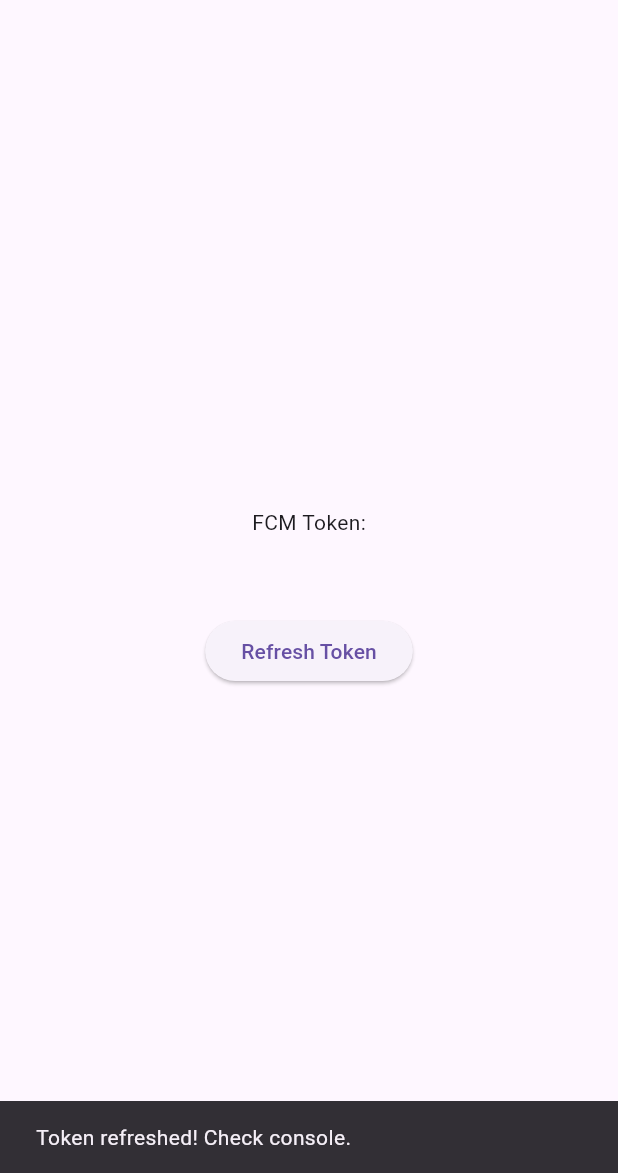
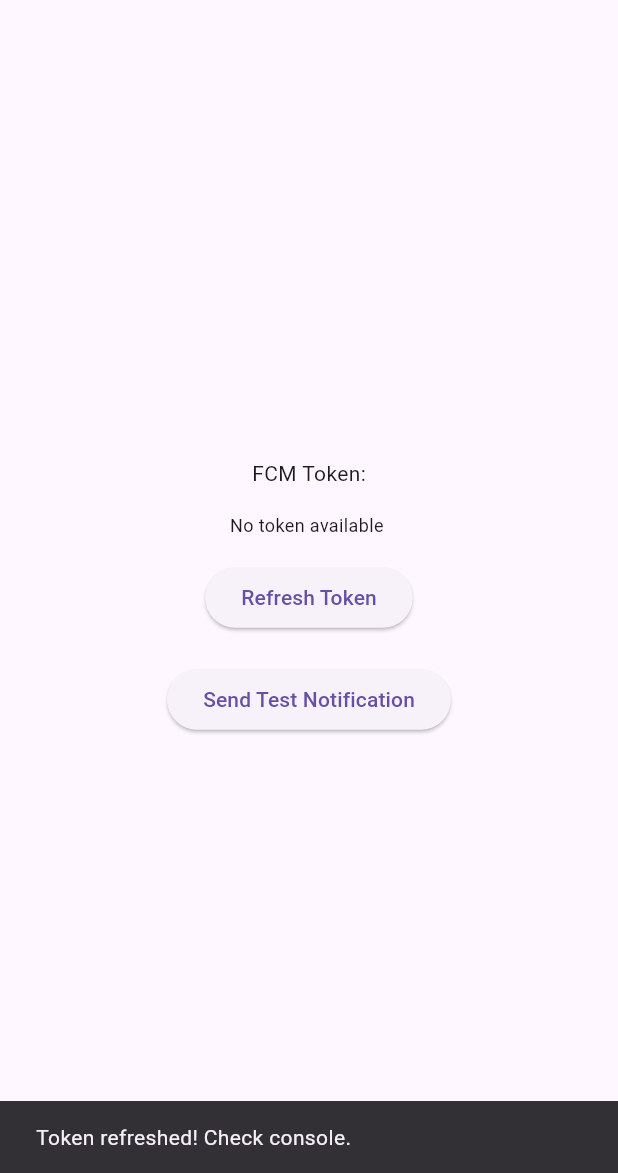
Before and after one commit to tharun9494/proj1, a Flutter app: the screen it shows after launch, after a tap on "Refresh Token", on a phone screen of 412 x 824 dp, the part 63-1236 px from its top. Run offline on Flutter 3.47's test engine with Material 3 defaults, Android fonts, the phone set to English and light mode, and no system bars; our stand-ins replace cloud_firestore, firebase_auth, firebase_core, firebase_messaging, flutter_local_notifications; missing offline and left inert: firebase_firestore; accounts and stored records are empty.

Commit message:
fix: improve FCM token handling and notification delivery

```diff
--- a/lib/main.dart
+++ b/lib/main.dart
@@ -3,43 +3,29 @@ import 'package:firebase_core/firebase_core.dart';
 import 'package:firebase_messaging/firebase_messaging.dart';
 import 'package:cloud_firestore/cloud_firestore.dart';
 import 'services/firebase_messaging_service.dart';
+import 'package:http/http.dart' as http;
 
 void main() async {
   WidgetsFlutterBinding.ensureInitialized();
+
+  try {
+    print('Initializing Firebase...');
     await Firebase.initializeApp();
+    print('Firebase initialized successfully');
 
     // Initialize Firebase Messaging Service
     final firebaseMessaging = FirebaseMessagingService();
     await firebaseMessaging.initialize();
 
-  // Get and print FCM token
-  String? token = await FirebaseMessaging.instance.getToken();
-  print('==========================================');
-  print('FCM TOKEN: $token');
-  print('==========================================');
-
-  // Manually save token to Firestore
-  if (token != null) {
-    try {
-      await FirebaseFirestore.instance.collection('fcmTokens').add({
-        'token': token,
-        'userId': 'admin',
-        'platform': 'android',
-        'updatedAt': FieldValue.serverTimestamp(),
-      });
-      print('Token manually saved to Firestore');
+    runApp(MyApp());
   } catch (e) {
-      print('Error manually saving token: $e');
+    print('ERROR initializing Firebase: $e');
+    print('Error stack trace: ${StackTrace.current}');
   }
 }
 
-  runApp(MyApp(token: token));
-}
-
 class MyApp extends StatelessWidget {
-  final String? token;
-
-  const MyApp({Key? key, this.token}) : super(key: key);
+  const MyApp({Key? key}) : super(key: key);
 
   @override
   Widget build(BuildContext context) {
@@ -48,59 +34,67 @@ class MyApp extends StatelessWidget {
       theme: ThemeData(
         primarySwatch: Colors.blue,
       ),
-      home: MyHomePage(token: token),
+      home: const MyHomePage(),
     );
   }
 }
 
 class MyHomePage extends StatelessWidget {
-  final String? token;
-
-  const MyHomePage({Key? key, this.token}) : super(key: key);
+  const MyHomePage({Key? key}) : super(key: key);
 
   @override
   Widget build(BuildContext context) {
     return Scaffold(
       appBar: AppBar(
-        title: Text('Pittas'),
+        title: const Text('Pittas'),
       ),
       body: Center(
         child: Column(
           mainAxisAlignment: MainAxisAlignment.center,
           children: [
-            Text('FCM Token:'),
-            Padding(
+            const Text('FCM Token:'),
+            StreamBuilder<String?>(
+              stream: FirebaseMessaging.instance.onTokenRefresh,
+              builder: (context, snapshot) {
+                return Padding(
                   padding: const EdgeInsets.all(16.0),
                   child: SelectableText(
-                token ?? 'No token available',
-                style: TextStyle(fontSize: 12),
+                    snapshot.data ?? 'No token available',
+                    style: const TextStyle(fontSize: 12),
                   ),
+                );
+              },
             ),
             ElevatedButton(
               onPressed: () async {
                 String? newToken = await FirebaseMessaging.instance.getToken();
                 print('New FCM Token: $newToken');
 
-                // Manually save the new token
-                if (newToken != null) {
-                  try {
-                    await FirebaseFirestore.instance.collection('fcmTokens').add({
-                      'token': newToken,
-                      'userId': 'admin',
-                      'platform': 'android',
-                      'updatedAt': FieldValue.serverTimestamp(),
-                    });
-                    print('New token manually saved to Firestore');
-                  } catch (e) {
-                    print('Error saving new token: $e');
-                  }
-                }
-
                 ScaffoldMessenger.of(context).showSnackBar(
-                  SnackBar(content: Text('Token refreshed! Check console.')),
+                  const SnackBar(content: Text('Token refreshed! Check console.')),
                 );
               },
-              child: Text('Refresh Token'),
+              child: const Text('Refresh Token'),
+            ),
+            const SizedBox(height: 20),
+            ElevatedButton(
+              onPressed: () async {
+                try {
+                  final response = await http.get(
+                    Uri.parse('https://us-central1-pittas-fb2a8.cloudfunctions.net/sendTestNotification'),
+                  );
+                  print('Test notification response: ${response.body}');
+                  ScaffoldMessenger.of(context).showSnackBar(
+                    SnackBar(content: Text('Test notification sent: ${response.body}')),
+                  );
+                } catch (e) {
+                  print('Error sending test notification: $e');
+                  ScaffoldMessenger.of(context).showSnackBar(
+                    SnackBar(content: Text('Error: $e')),
+                  );
+                }
+              },
+              child: const Text('Send Test Notification'),
             ),
           ],
         ),
--- a/lib/services/firebase_messaging_service.dart
+++ b/lib/services/firebase_messaging_service.dart
@@ -2,13 +2,15 @@ import 'package:firebase_messaging/firebase_messaging.dart';
 import 'package:flutter_local_notifications/flutter_local_notifications.dart';
 import 'package:firebase_core/firebase_core.dart';
 import 'package:cloud_firestore/cloud_firestore.dart';
+import 'package:firebase_auth/firebase_auth.dart';
+import 'package:flutter/foundation.dart';
 
 class FirebaseMessagingService {
   final FirebaseMessaging _firebaseMessaging = FirebaseMessaging.instance;
   final FlutterLocalNotificationsPlugin _flutterLocalNotificationsPlugin = FlutterLocalNotificationsPlugin();
 
   Future<void> initialize() async {
-    try {
+      try {
       print('Starting Firebase Messaging initialization...');
 
       // Request permission for iOS
@@ -28,7 +30,16 @@ class FirebaseMessagingService {
 
       if (token != null) {
         print('Attempting to save token to Firestore...');
-        await _saveTokenToFirestore(token);
+        // Get current user ID
+        final user = FirebaseAuth.instance.currentUser;
+        if (user == null) {
+          print('ERROR: No user logged in when trying to save FCM token');
+          return;
+        }
+        print('Current user ID: ${user.uid}');
+
+        // Save token with user ID
+        await _saveTokenToFirestore(token, user.uid);
       } else {
         print('WARNING: No FCM token received from Firebase!');
       }
@@ -36,7 +47,12 @@ class FirebaseMessagingService {
       // Listen for token refresh
       _firebaseMessaging.onTokenRefresh.listen((newToken) async {
         print('Token refresh detected. New token: $newToken');
-        await _saveTokenToFirestore(newToken);
+        final user = FirebaseAuth.instance.currentUser;
+        if (user != null) {
+          await _saveTokenToFirestore(newToken, user.uid);
+        } else {
+          print('ERROR: No user logged in during token refresh');
+        }
       });
 
       // Initialize local notifications
@@ -104,39 +120,58 @@ class FirebaseMessagingService {
     }
   }
 
-  Future<void> _saveTokenToFirestore(String token) async {
+  Future<void> _saveTokenToFirestore(String token, String userId) async {
     try {
       print('Starting token save process...');
       print('Token to save: $token');
+      print('User ID: $userId');
 
-      // First, check for any existing tokens
-      print('Checking for existing tokens...');
-      final existingTokensQuery = await FirebaseFirestore.instance
-          .collection('fcmTokens')
-          .where('userId', isEqualTo: 'admin')
-          .get();
-
-      print('Found ${existingTokensQuery.docs.length} existing tokens');
-
-      // Delete any old tokens
-      for (var doc in existingTokensQuery.docs) {
-        print('Deleting old token: ${doc.id}');
-        await doc.reference.delete();
-      }
-
-      // Add the new token
+      // Add the new token directly without checking for existing ones
       print('Adding new token to Firestore...');
       final docRef = await FirebaseFirestore.instance.collection('fcmTokens').add({
         'token': token,
-        'userId': 'admin',
-        'platform': 'android',
+        'userId': userId,
+        'platform': Platform.isAndroid ? 'android' : 'ios',
         'updatedAt': FieldValue.serverTimestamp(),
       });
 
       print('Token saved successfully with ID: ${docRef.id}');
+
+      // Verify the token was saved
+      final savedToken = await FirebaseFirestore.instance
+          .collection('fcmTokens')
+          .doc(docRef.id)
+          .get();
+
+      print('Verified saved token: ${savedToken.data()}');
+
+      // Clean up old tokens after successful save
+      final oldTokens = await FirebaseFirestore.instance
+          .collection('fcmTokens')
+          .where('userId', isEqualTo: userId)
+          .where('token', isNotEqualTo: token)
+          .get();
+
+      for (var doc in oldTokens.docs) {
+        print('Cleaning up old token: ${doc.id}');
+        await doc.reference.delete();
+      }
     } catch (e) {
       print('ERROR saving token to Firestore: $e');
       print('Error stack trace: ${StackTrace.current}');
+      // Try to save token again with retry
+      await Future.delayed(Duration(seconds: 2));
+      try {
+        await FirebaseFirestore.instance.collection('fcmTokens').add({
+          'token': token,
+          'userId': userId,
+          'platform': Platform.isAndroid ? 'android' : 'ios',
+          'updatedAt': FieldValue.serverTimestamp(),
+        });
+        print('Token saved successfully on retry');
+      } catch (retryError) {
+        print('ERROR saving token on retry: $retryError');
+      }
     }
   }
 
```
Also changed, not shown: lib/services/order_service.dart (added, +31 -0 lines), 1 other file. Lines whose indentation alone changed are shown as unchanged.
